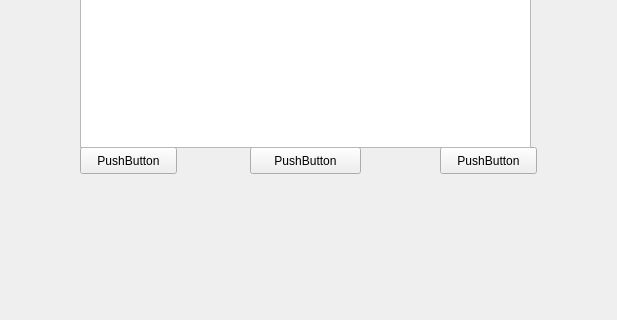
First picture: the form in menu1.ui, repository paulg92/EZB, before the edit; both pictures show x 0 to 617 and y 142 to 462 of the 800 by 600 pixel window.
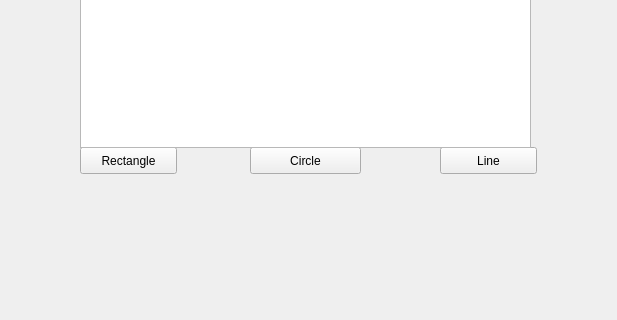
Second picture: the form after the edit.

```diff
--- a/menu1.ui
+++ b/menu1.ui
@@ -24,7 +24,7 @@
      </rect>
     </property>
     <property name="text">
-     <string>PushButton</string>
+     <string>Rectangle</string>
     </property>
    </widget>
    <widget class="QPushButton" name="pushButton_2">
@@ -37,7 +37,7 @@
      </rect>
     </property>
     <property name="text">
-     <string>PushButton</string>
+     <string>Circle</string>
     </property>
    </widget>
    <widget class="QPushButton" name="pushButton_3">
@@ -50,7 +50,7 @@
      </rect>
     </property>
     <property name="text">
-     <string>PushButton</string>
+     <string>Line</string>
     </property>
    </widget>
    <widget class="QWidget" name="gridLayoutWidget">
```
Left out of the diff: 17 changed lines with no effect on the pictures.
